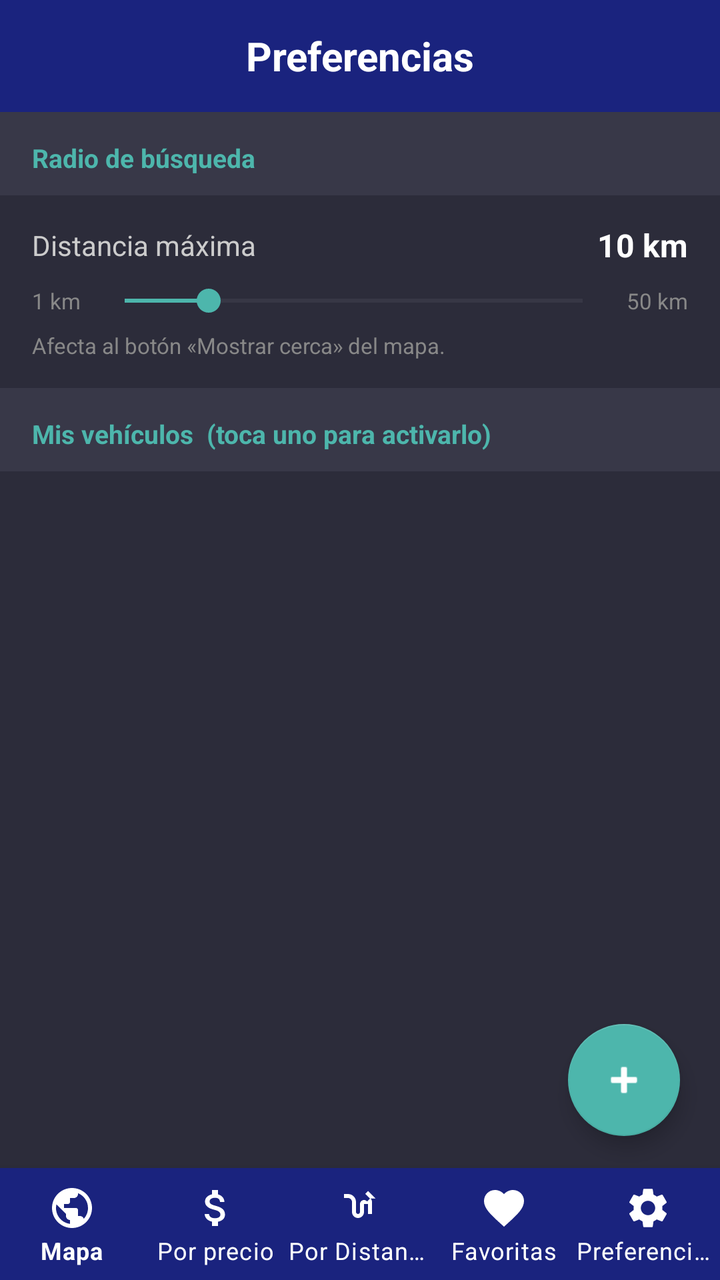
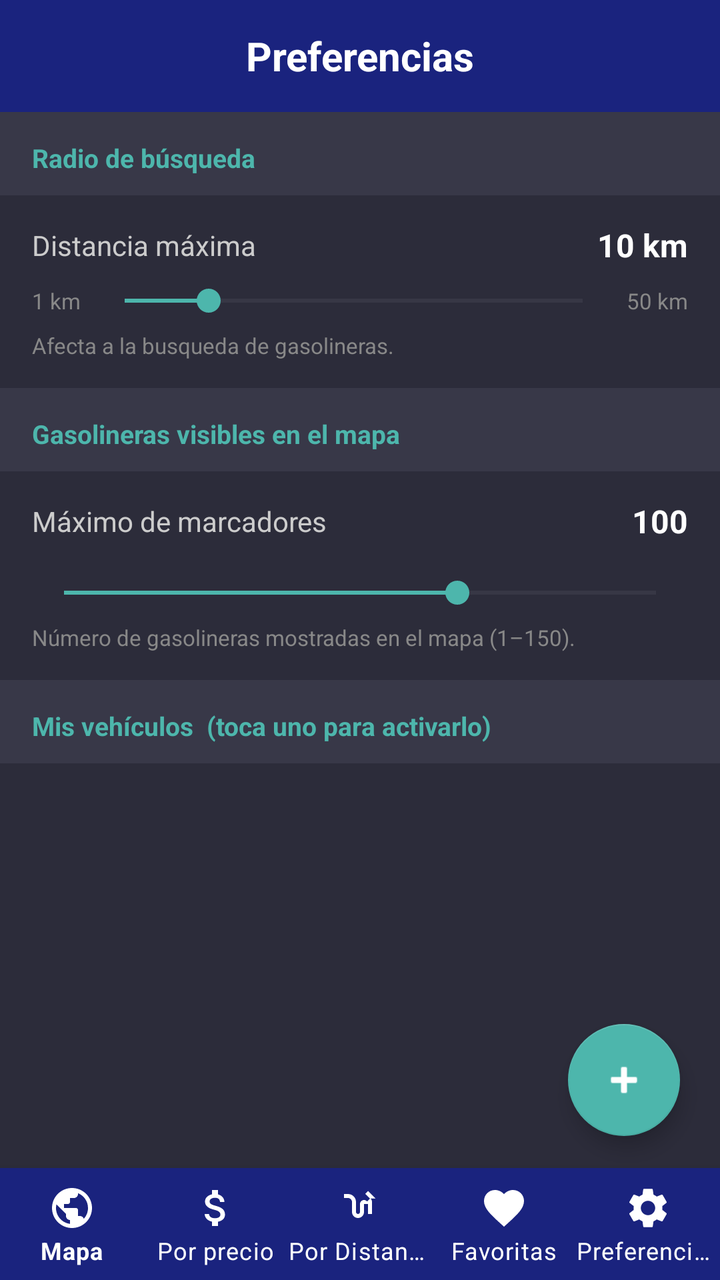

The first picture is an Android layout as it rendered before a commit; the second is the same layout after the commit. The layout source and the unified diff follow.
<!-- AndroidManifest.xml: application theme Theme.AhorraGas -->
<!-- res/layout/activity_preferences.xml -->
<?xml version="1.0" encoding="utf-8"?>
<androidx.coordinatorlayout.widget.CoordinatorLayout
    xmlns:android="http://schemas.android.com/apk/res/android"
    xmlns:app="http://schemas.android.com/apk/res-auto"
    android:layout_width="match_parent"
    android:layout_height="match_parent"
    android:background="#2C2C3A">

    
    <LinearLayout
        android:layout_width="match_parent"
        android:layout_height="match_parent"
        android:orientation="vertical">

        
        <LinearLayout
            android:layout_width="match_parent"
            android:layout_height="56dp"
            android:background="#1A237E"
            android:gravity="center"
            android:paddingHorizontal="16dp">

            <TextView
                android:layout_width="match_parent"
                android:layout_height="wrap_content"
                android:text="Preferencias"
                android:textColor="#FFFFFF"
                android:textSize="20sp"
                android:textStyle="bold"
                android:gravity="center" />
        </LinearLayout>

        
        
        
        <TextView
            android:layout_width="match_parent"
            android:layout_height="wrap_content"
            android:text="Radio de búsqueda"
            android:textColor="#4DB6AC"
            android:textSize="13sp"
            android:textStyle="bold"
            android:paddingHorizontal="16dp"
            android:paddingTop="14dp"
            android:paddingBottom="10dp"
            android:background="#383848" />

        <LinearLayout
            android:layout_width="match_parent"
            android:layout_height="wrap_content"
            android:orientation="vertical"
            android:background="#2C2C3A"
            android:paddingHorizontal="16dp"
            android:paddingTop="14dp"
            android:paddingBottom="14dp">

            
            <LinearLayout
                android:layout_width="match_parent"
                android:layout_height="wrap_content"
                android:orientation="horizontal"
                android:gravity="center_vertical"
                android:layout_marginBottom="8dp">

                <TextView
                    android:layout_width="0dp"
                    android:layout_height="wrap_content"
                    android:layout_weight="1"
                    android:text="Distancia máxima"
                    android:textColor="#CCCCCC"
                    android:textSize="14sp" />

                <TextView
                    android:id="@+id/tvRadiusValue"
                    android:layout_width="wrap_content"
                    android:layout_height="wrap_content"
                    android:text="10 km"
                    android:textColor="#FFFFFF"
                    android:textSize="16sp"
                    android:textStyle="bold" />
            </LinearLayout>

            
            <LinearLayout
                android:layout_width="match_parent"
                android:layout_height="wrap_content"
                android:orientation="horizontal"
                android:gravity="center_vertical">

                <TextView
                    android:layout_width="wrap_content"
                    android:layout_height="wrap_content"
                    android:text="1 km"
                    android:textColor="#888888"
                    android:textSize="11sp"
                    android:layout_marginEnd="6dp" />

                <SeekBar
                    android:id="@+id/seekBarRadius"
                    android:layout_width="0dp"
                    android:layout_height="wrap_content"
                    android:layout_weight="1"
                    android:max="49"
                    android:progress="9"
                    android:thumbTint="#4DB6AC"
                    android:progressTint="#4DB6AC"
                    android:progressBackgroundTint="#555566" />

                <TextView
                    android:layout_width="wrap_content"
                    android:layout_height="wrap_content"
                    android:text="50 km"
                    android:textColor="#888888"
                    android:textSize="11sp"
                    android:layout_marginStart="6dp" />
            </LinearLayout>

            <TextView
                android:layout_width="match_parent"
                android:layout_height="wrap_content"
                android:layout_marginTop="6dp"
                android:text="Afecta al botón «Mostrar cerca» del mapa."
                android:textColor="#888888"
                android:textSize="11sp" />
        </LinearLayout>

        
        
        
        <TextView
            android:layout_width="match_parent"
            android:layout_height="wrap_content"
            android:text="Mis vehículos  (toca uno para activarlo)"
            android:textColor="#4DB6AC"
            android:textSize="13sp"
            android:textStyle="bold"
            android:paddingHorizontal="16dp"
            android:paddingTop="14dp"
            android:paddingBottom="10dp"
            android:background="#383848" />

        
        <androidx.core.widget.NestedScrollView
            android:layout_width="match_parent"
            android:layout_height="0dp"
            android:layout_weight="1">

            <LinearLayout
                android:id="@+id/vehicleListContainer"
                android:layout_width="match_parent"
                android:layout_height="wrap_content"
                android:orientation="vertical"
                android:paddingHorizontal="12dp"
                android:paddingTop="8dp"
                android:paddingBottom="88dp" />

        </androidx.core.widget.NestedScrollView>

        <com.google.android.material.bottomnavigation.BottomNavigationView
            android:id="@+id/bottomNavPrefs"
            android:layout_width="match_parent"
            android:layout_height="wrap_content"
            android:background="#1A237E"
            app:menu="@menu/bottom_nav_menu"
            app:itemIconTint="@color/white"
            app:itemTextColor="@color/white"
            app:labelVisibilityMode="labeled" />

    </LinearLayout>

    
    <com.google.android.material.floatingactionbutton.FloatingActionButton
        android:id="@+id/fabAddVehicle"
        android:layout_width="wrap_content"
        android:layout_height="wrap_content"
        android:layout_gravity="bottom|end"
        android:layout_marginEnd="20dp"
        android:layout_marginBottom="72dp"
        android:contentDescription="Añadir vehículo"
        app:srcCompat="@android:drawable/ic_input_add"
        app:backgroundTint="#4DB6AC"
        app:tint="@color/white"
        app:fabSize="normal"
        app:elevation="6dp" />

</androidx.coordinatorlayout.widget.CoordinatorLayout>
<!-- resources referenced by this layout -->
<resources>
  <color name="white">#FFFFFF</color>
  <style name="Theme.AhorraGas" parent="Theme.MaterialComponents.DayNight.NoActionBar">
          <item name="colorPrimary">@color/primary</item>
          <item name="colorPrimaryVariant">@color/primary_dark</item>
          <item name="colorOnPrimary">@color/white</item>
          <item name="colorSecondary">@color/secondary</item>
          <item name="colorOnSecondary">@color/white</item>
          <item name="android:statusBarColor">@color/primary_dark</item>
      </style>
  <color name="primary">#1565C0</color>
  <color name="primary_dark">#0D47A1</color>
  <color name="secondary">#FF9800</color>
</resources>

<!-- the commit's change to res/layout/activity_preferences.xml (unified diff, before → after) -->
@@ -119,11 +119,80 @@
                 android:layout_width="match_parent"
                 android:layout_height="wrap_content"
                 android:layout_marginTop="6dp"
-                android:text="Afecta al botón «Mostrar cerca» del mapa."
+                android:text="Afecta a la busqueda de gasolineras."
                 android:textColor="#888888"
                 android:textSize="11sp" />
         </LinearLayout>
-
+        
+        
+        
+        <TextView
+            android:layout_width="match_parent"
+            android:layout_height="wrap_content"
+            android:text="Gasolineras visibles en el mapa"
+            android:textColor="#4DB6AC"
+            android:textSize="13sp"
+            android:textStyle="bold"
+            android:paddingHorizontal="16dp"
+            android:paddingTop="14dp"
+            android:paddingBottom="10dp"
+            android:background="#383848" />
+
+        
+        <LinearLayout
+            android:layout_width="match_parent"
+            android:layout_height="wrap_content"
+            android:orientation="vertical"
+            android:background="#2C2C3A"
+            android:paddingHorizontal="16dp"
+            android:paddingTop="14dp"
+            android:paddingBottom="14dp">
+
+            <LinearLayout
+                android:layout_width="match_parent"
+                android:layout_height="wrap_content"
+                android:orientation="horizontal"
+                android:gravity="center_vertical"
+                android:layout_marginBottom="8dp">
+
+                <TextView
+                    android:layout_width="0dp"
+                    android:layout_height="wrap_content"
+                    android:layout_weight="1"
+                    android:text="Máximo de marcadores"
+                    android:textColor="#CCCCCC"
+                    android:textSize="14sp" />
+
+                <TextView
+                    android:id="@+id/tvMarkersValue"
+                    android:layout_width="wrap_content"
+                    android:layout_height="wrap_content"
+                    android:text="100"
+                    android:textColor="#FFFFFF"
+                    android:textSize="16sp"
+                    android:textStyle="bold" />
+            </LinearLayout>
+
+            <SeekBar
+                android:id="@+id/seekBarMarkers"
+                android:layout_width="match_parent"
+                android:layout_height="wrap_content"
+                android:layout_marginTop="8dp"
+                android:max="149"
+                android:progress="99"
+                android:thumbTint="#4DB6AC"
+                android:progressTint="#4DB6AC"
+                android:progressBackgroundTint="#555566" />
+
+            <TextView
+                android:layout_width="match_parent"
+                android:layout_height="wrap_content"
+                android:layout_marginTop="6dp"
+                android:text="Número de gasolineras mostradas en el mapa (1–150)."
+                android:textColor="#888888"
+                android:textSize="11sp" />
+
+        </LinearLayout>
         
         
         
@@ -140,6 +209,7 @@
             android:background="#383848" />
 
         
+
         <androidx.core.widget.NestedScrollView
             android:layout_width="match_parent"
             android:layout_height="0dp"
